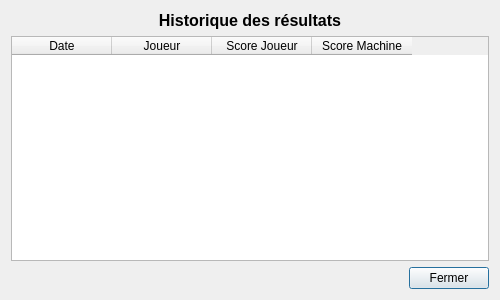
This is resultats.ui in samuelhentrics/Chifoumi as Qt 5 draws it before an edit. The edited form follows.
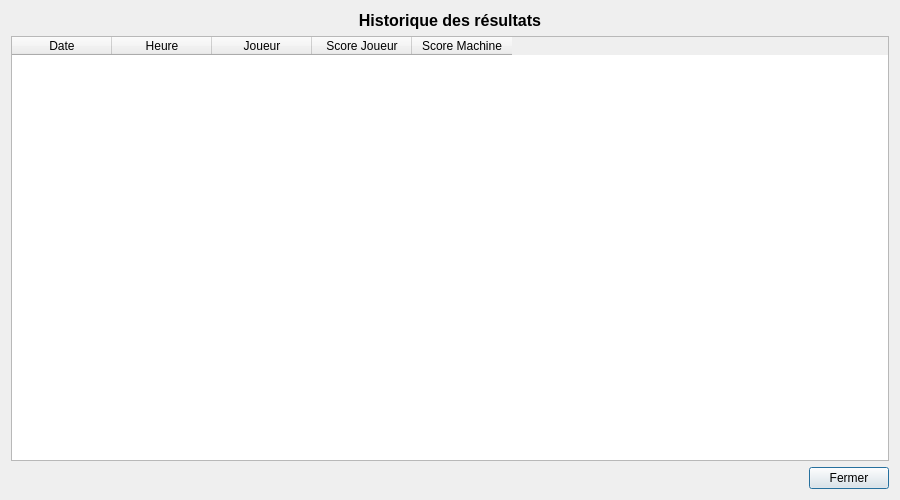
This is the edited form.

Patch:
```diff
--- a/resultats.ui
+++ b/resultats.ui
@@ -9,20 +9,20 @@
    <rect>
     <x>0</x>
     <y>0</y>
-    <width>500</width>
-    <height>300</height>
+    <width>900</width>
+    <height>500</height>
    </rect>
   </property>
   <property name="minimumSize">
    <size>
-    <width>500</width>
-    <height>300</height>
+    <width>900</width>
+    <height>500</height>
    </size>
   </property>
   <property name="maximumSize">
    <size>
-    <width>500</width>
-    <height>300</height>
+    <width>900</width>
+    <height>500</height>
    </size>
   </property>
   <property name="windowTitle">
@@ -37,7 +37,6 @@
      <property name="font">
       <font>
        <pointsize>12</pointsize>
-       <weight>75</weight>
        <bold>true</bold>
       </font>
      </property>
@@ -56,6 +55,11 @@
        <string>Date</string>
       </property>
      </column>
+     <column>
+      <property name="text">
+       <string>Heure</string>
+      </property>
+     </column>
      <column>
       <property name="text">
        <string>Joueur</string>
```
